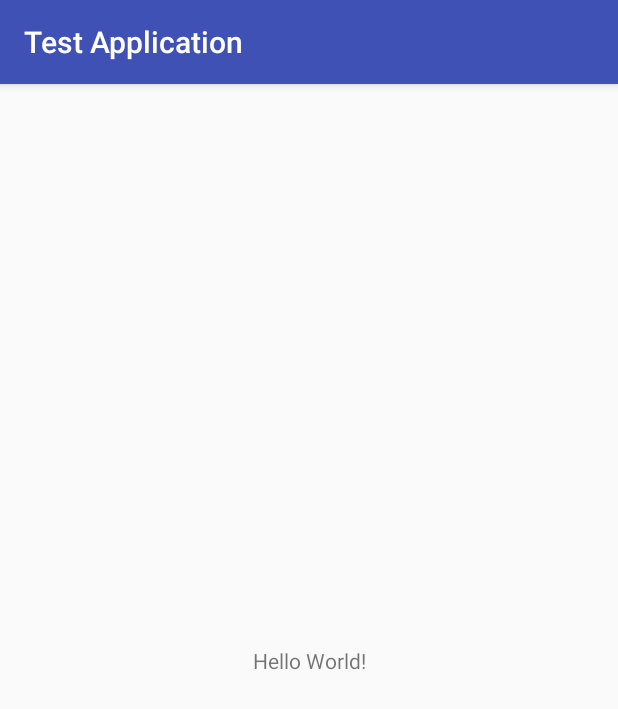
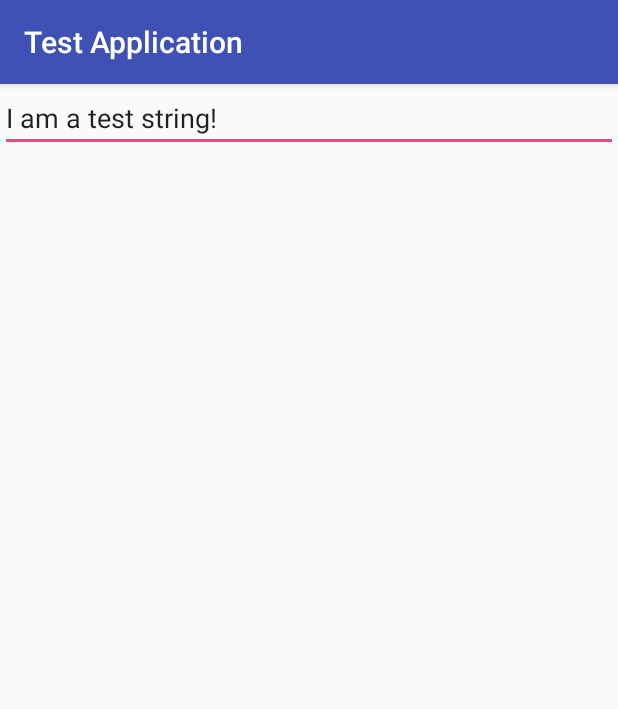
Before and after one commit to HenryFBP/itmd-455, an Android app: the screen it shows after launch (MainActivity), on a phone screen of 412 x 824 dp. Shown: the top 709 px of the screen. Run offline under Robolectric (Android 15) with nearby library versions, the phone set to English and light mode, and no system bars.

Commit message:
add vertical linearLayout for list items

```diff
--- a/TestApplication/app/src/main/res/layout/activity_main.xml
+++ b/TestApplication/app/src/main/res/layout/activity_main.xml
@@ -6,13 +6,29 @@
     android:layout_height="match_parent"
     tools:context=".MainActivity">
 
-    <TextView
-        android:layout_width="wrap_content"
-        android:layout_height="wrap_content"
-        android:text="Hello World!"
+    <ScrollView
+        android:layout_width="match_parent"
+        android:layout_height="match_parent"
         app:layout_constraintBottom_toBottomOf="parent"
-        app:layout_constraintLeft_toLeftOf="parent"
-        app:layout_constraintRight_toRightOf="parent"
-        app:layout_constraintTop_toTopOf="parent" />
+        app:layout_constraintStart_toStartOf="parent"
+        app:layout_constraintTop_toTopOf="parent"
+        app:layout_constraintVertical_bias="0.0">
+
+        <LinearLayout
+            android:layout_width="match_parent"
+            android:layout_height="wrap_content"
+            android:orientation="vertical">
+
+            <EditText
+                android:id="@+id/editText"
+                android:layout_width="match_parent"
+                android:layout_height="match_parent"
+                android:ems="10"
+                android:inputType="textPersonName"
+                android:text="@string/test_string"
+                tools:layout_editor_absoluteX="8dp"
+                tools:layout_editor_absoluteY="38dp" />
+        </LinearLayout>
+    </ScrollView>
 
 </android.support.constraint.ConstraintLayout>
--- a/TestApplication/app/src/main/res/values/strings.xml
+++ b/TestApplication/app/src/main/res/values/strings.xml
@@ -1,3 +1,4 @@
 <resources>
     <string name="app_name">Test Application</string>
+    <string name="test_string">I am a test string!</string>
 </resources>
```
